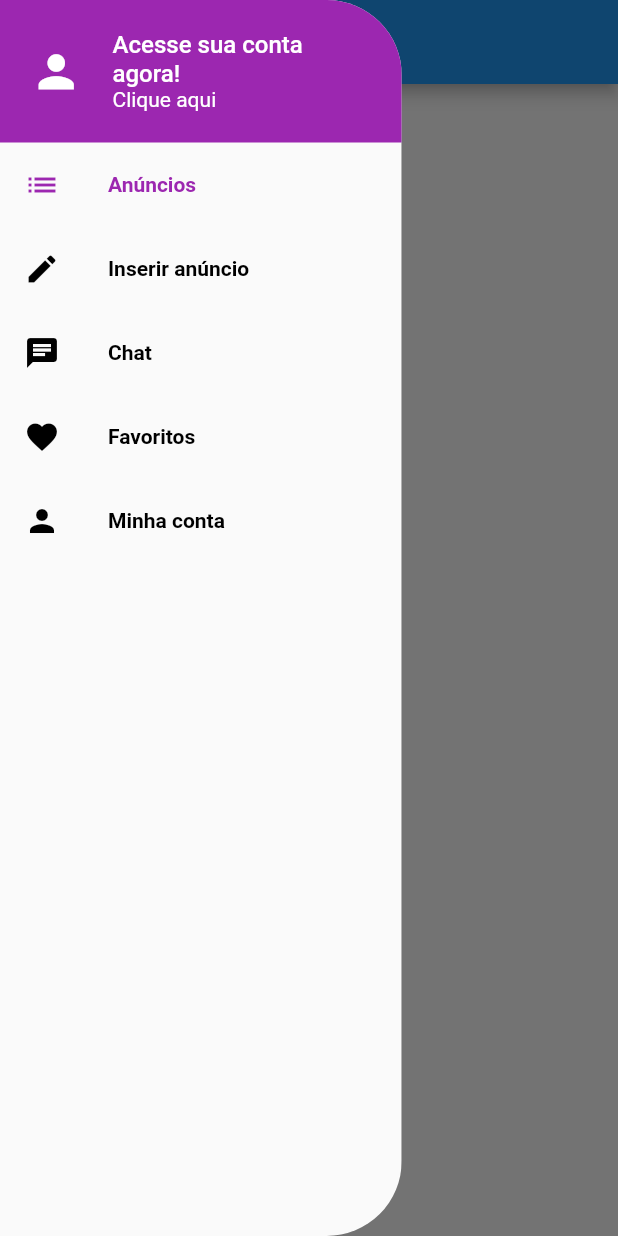
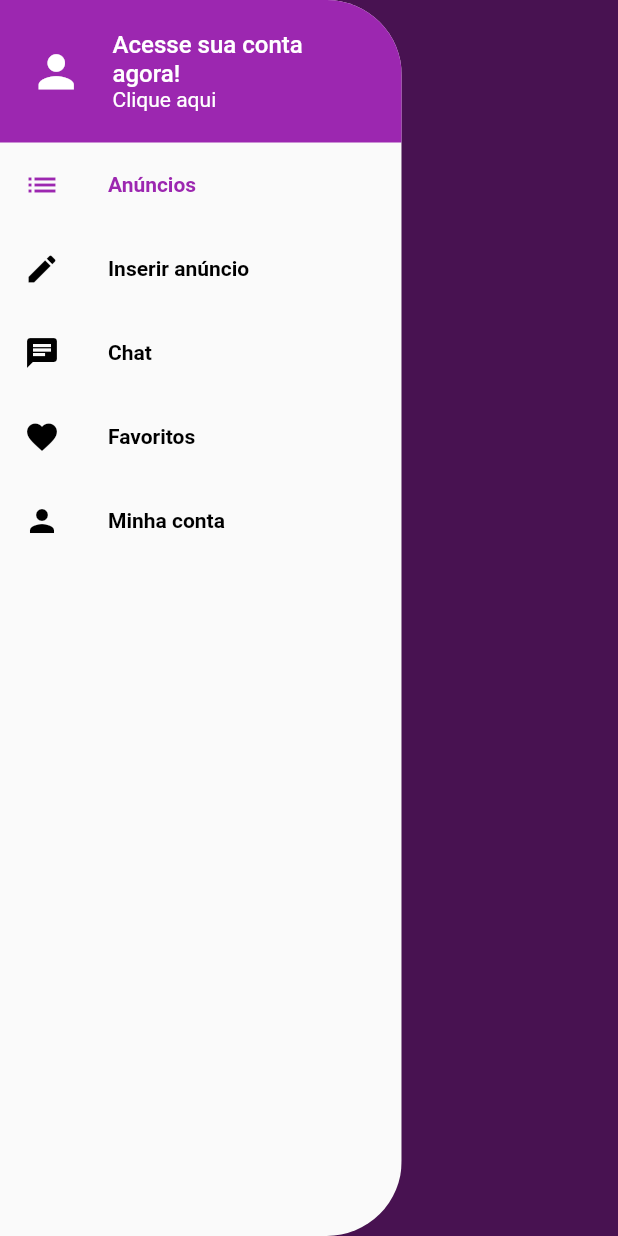
Before and after one commit to muthmedeiros/olx_clone, a Flutter app: the screen it shows after launch, with the side drawer open, on a phone screen of 412 x 824 dp. Run offline on Flutter 3.47's test engine with Material 2 defaults, Android fonts, the phone set to English and light mode, and no system bars; our stand-ins replace brasil_fields, flutter_mobx, get_it, mobx, parse_server_sdk_flutter; generated files the repository leaves out were written again.

Commit message:
drawer config, login and signup with validation

```diff
--- a/lib/components/custom_drawer/custom_drawer.dart
+++ b/lib/components/custom_drawer/custom_drawer.dart
@@ -18,8 +18,8 @@ class CustomDrawer extends StatelessWidget {
         width: size.width * 0.65,
         child: Drawer(
           child: ListView(
-            children: const [
-              CustomDrawerHeader(),
+            children: [
+              const CustomDrawerHeader(),
               PageSection(),
             ],
           ),
--- a/lib/components/custom_drawer/custom_drawer_header.dart
+++ b/lib/components/custom_drawer/custom_drawer_header.dart
@@ -1,11 +1,22 @@
 import 'package:flutter/material.dart';
+
+import '../../screens/login/login_screen.dart';
 
 class CustomDrawerHeader extends StatelessWidget {
   const CustomDrawerHeader({Key? key}) : super(key: key);
 
   @override
   Widget build(BuildContext context) {
-    return Container(
+    return GestureDetector(
+      onTap: () {
+        Navigator.of(context).pop();
+        Navigator.of(context).push(
+          MaterialPageRoute(
+            builder: (_) => const LoginScreen(),
+          ),
+        );
+      },
+      child: Container(
         height: 95,
         padding: const EdgeInsets.symmetric(
           horizontal: 20,
@@ -47,6 +58,7 @@ class CustomDrawerHeader extends StatelessWidget {
             )
           ],
         ),
+      ),
     );
   }
 }
--- a/lib/components/custom_drawer/page_section.dart
+++ b/lib/components/custom_drawer/page_section.dart
@@ -1,9 +1,13 @@
 import 'package:flutter/material.dart';
+import 'package:get_it/get_it.dart';
 
+import '../../stores/page_store.dart';
 import 'page_tile.dart';
 
 class PageSection extends StatelessWidget {
-  const PageSection({Key? key}) : super(key: key);
+  PageSection({Key? key}) : super(key: key);
+
+  final PageStore pageStore = GetIt.I<PageStore>();
 
   @override
   Widget build(BuildContext context) {
@@ -12,32 +16,32 @@ class PageSection extends StatelessWidget {
         PageTile(
           label: 'Anúncios',
           iconData: Icons.list,
-          onTap: () {},
-          highlighted: true,
+          onTap: () => pageStore.setPage(0),
+          highlighted: pageStore.page == 0,
         ),
         PageTile(
           label: 'Inserir anúncio',
           iconData: Icons.edit,
-          onTap: () {},
-          highlighted: false,
+          onTap: () => pageStore.setPage(1),
+          highlighted: pageStore.page == 1,
         ),
         PageTile(
           label: 'Chat',
           iconData: Icons.chat,
-          onTap: () {},
-          highlighted: false,
+          onTap: () => pageStore.setPage(2),
+          highlighted: pageStore.page == 2,
         ),
         PageTile(
           label: 'Favoritos',
           iconData: Icons.favorite,
-          onTap: () {},
-          highlighted: false,
+          onTap: () => pageStore.setPage(3),
+          highlighted: pageStore.page == 3,
         ),
         PageTile(
           label: 'Minha conta',
           iconData: Icons.person,
-          onTap: () {},
-          highlighted: false,
+          onTap: () => pageStore.setPage(4),
+          highlighted: pageStore.page == 4,
         ),
       ],
     );
--- a/lib/main.dart
+++ b/lib/main.dart
@@ -1,4 +1,6 @@
 import 'package:flutter/material.dart';
+import 'package:get_it/get_it.dart';
+import 'package:olx_clone/stores/page_store.dart';
 import 'package:parse_server_sdk_flutter/parse_server_sdk.dart';
 
 import 'screens/base/base_screen.dart';
@@ -7,6 +9,8 @@ void main() async {
   WidgetsFlutterBinding.ensureInitialized();
 
   await initializeParse();
+
+  setUpLocators();
 
   runApp(const MyApp());
 }
@@ -25,6 +29,10 @@ Future<void> initializeParse() async {
   );
 }
 
+void setUpLocators() {
+  GetIt.I.registerSingleton(PageStore());
+}
+
 class MyApp extends StatelessWidget {
   const MyApp({Key? key}) : super(key: key);
 
@@ -32,11 +40,35 @@ class MyApp extends StatelessWidget {
   Widget build(BuildContext context) {
     return MaterialApp(
       title: 'XLO',
+      debugShowCheckedModeBanner: false,
       theme: ThemeData(
-        primarySwatch: Colors.blue,
+        primaryColor: Colors.purple,
+        scaffoldBackgroundColor: Colors.purple,
+        primarySwatch: Colors.purple,
+        appBarTheme: const AppBarTheme(
+          elevation: 0,
+        ),
+        textSelectionTheme: const TextSelectionThemeData(
+          cursorColor: Colors.orange,
+        ),
         visualDensity: VisualDensity.adaptivePlatformDensity,
+        elevatedButtonTheme: ElevatedButtonThemeData(
+          style: ElevatedButton.styleFrom(
+            primary: Colors.orange,
+            onPrimary: Colors.white,
+            onSurface: Colors.orange.withAlpha(120),
+            elevation: 0.0,
+            shape: RoundedRectangleBorder(
+              borderRadius: BorderRadius.circular(20),
+            ),
+          ),
+        ),
+        buttonTheme: ButtonThemeData(
+          buttonColor: Colors.orange,
+          disabledColor: Colors.orange.withAlpha(120),
+        ),
       ),
-      home: BaseScreen(),
+      home: const BaseScreen(),
     );
   }
 }
--- a/lib/screens/base/base_screen.dart
+++ b/lib/screens/base/base_screen.dart
@@ -1,11 +1,31 @@
 import 'package:flutter/material.dart';
+import 'package:get_it/get_it.dart';
+import 'package:mobx/mobx.dart';
+import 'package:olx_clone/stores/page_store.dart';
 
 import '../home/home_screen.dart';
 
-class BaseScreen extends StatelessWidget {
-  BaseScreen({Key? key}) : super(key: key);
+class BaseScreen extends StatefulWidget {
+  const BaseScreen({Key? key}) : super(key: key);
 
+  @override
+  State<BaseScreen> createState() => _BaseScreenState();
+}
+
+class _BaseScreenState extends State<BaseScreen> {
   final PageController pageController = PageController();
+
+  final PageStore pageStore = GetIt.I<PageStore>();
+
+  @override
+  void initState() {
+    super.initState();
+
+    reaction(
+      (_) => pageStore.page,
+      (int page) => pageController.jumpToPage(page),
+    );
+  }
 
   @override
   Widget build(BuildContext context) {
--- a/lib/screens/home/home_screen.dart
+++ b/lib/screens/home/home_screen.dart
@@ -7,9 +7,11 @@ class HomeScreen extends StatelessWidget {
 
   @override
   Widget build(BuildContext context) {
-    return Scaffold(
-      drawer: const CustomDrawer(),
-      appBar: AppBar(),
+    return SafeArea(
+      child: Scaffold(
+        drawer: const CustomDrawer(),
+        appBar: AppBar(),
+      ),
     );
   }
 }
```
Also changed, not shown: lib/components/buttons/custom_elevated_button.dart (added, +24 -0 lines), lib/helpers/extensions.dart (added, +8 -0 lines), lib/screens/login/login_screen.dart (added, +137 -0 lines), lib/screens/signup/components/field_title.dart (added, +42 -0 lines), lib/screens/signup/signup_screen.dart (added, +187 -0 lines), lib/stores/page_store.dart (added, +13 -0 lines), lib/stores/signup_store.dart (added, +123 -0 lines), pubspec.yaml (+10 -0 lines), lib/stores/page_store.g.dart (added), lib/stores/signup_store.g.dart (added), pubspec.lock. Lines whose indentation alone changed are shown as unchanged.
